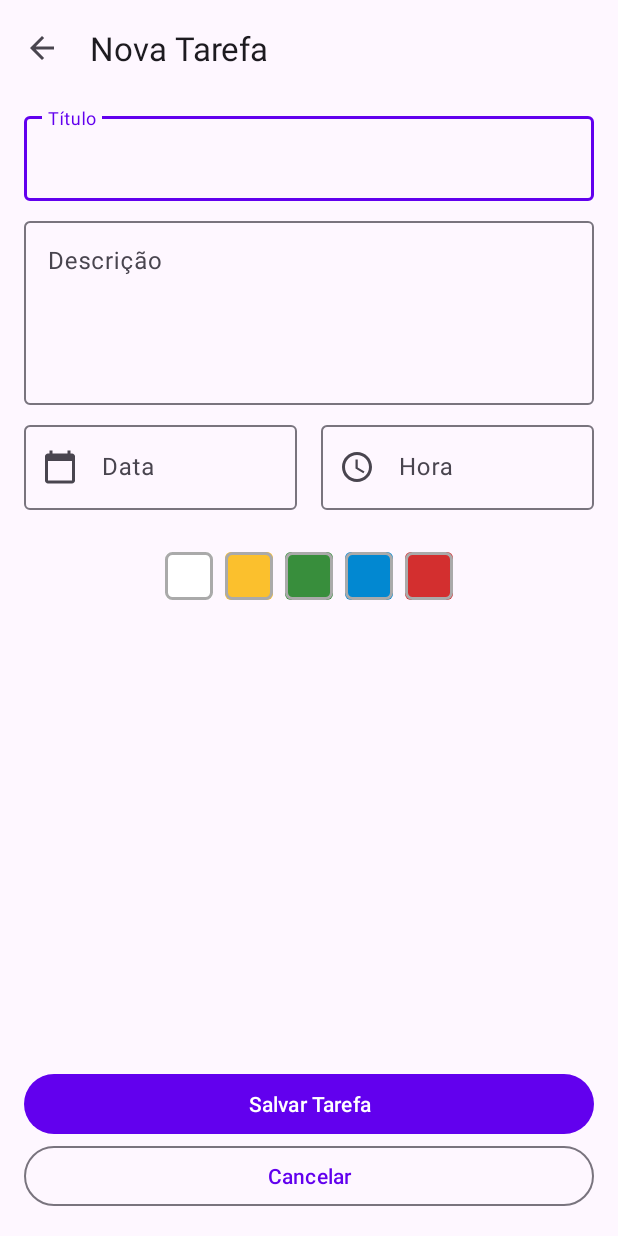
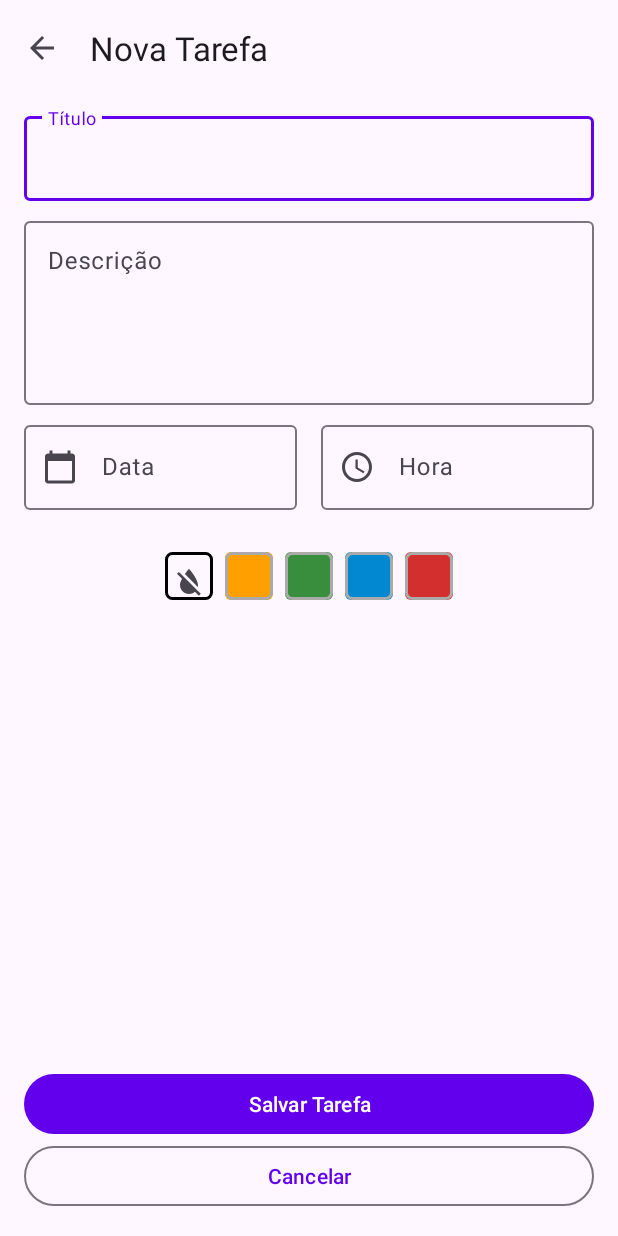
Before and after one commit to alisonViana/app-todo-list-bootcamp, an Android app: the DetailActivity screen opened directly, with no data from a screen before it, on a phone screen of 412 x 824 dp. Run offline under Robolectric (Android 15) with nearby library versions, the phone set to English and light mode, and no system bars.

Commit message:
implement background color picker

```diff
--- a/app/src/main/java/br/com/dio/todolist/ui/DetailActivity.kt
+++ b/app/src/main/java/br/com/dio/todolist/ui/DetailActivity.kt
@@ -1,7 +1,10 @@
 package br.com.dio.todolist.ui
 
+import android.graphics.Color
 import androidx.appcompat.app.AppCompatActivity
 import android.os.Bundle
+import androidx.appcompat.app.AlertDialog
+import br.com.dio.todolist.R
 import br.com.dio.todolist.databinding.ActivityDetailBinding
 
 class DetailActivity : AppCompatActivity() {
@@ -12,6 +15,57 @@ class DetailActivity : AppCompatActivity() {
         super.onCreate(savedInstanceState)
         setContentView(binding.root)
 
+        setListeners()
+    }
 
+    private fun setListeners() {
+        binding.toolbar.setNavigationOnClickListener { finishActivity() }
+
+        binding.tilDate.setOnClickListener {  }
+        binding.tilHour.setOnClickListener {  }
+
+        binding.btnTransparent.setOnClickListener { selectBackgroundColor(R.color.transparent) }
+        binding.btnYellow.setOnClickListener { selectBackgroundColor(R.color.yellow) }
+        binding.btnGreen.setOnClickListener { selectBackgroundColor(R.color.green) }
+        binding.btnBlue.setOnClickListener { selectBackgroundColor(R.color.blue) }
+        binding.btnRed.setOnClickListener { selectBackgroundColor(R.color.red) }
+
+        binding.btnSave.setOnClickListener {  }
+        binding.btnCancel.setOnClickListener { finishActivity() }
     }
+
+    private fun finishActivity() {
+        AlertDialog.Builder(this).apply {
+            setPositiveButton(getString(R.string.dialog_positive)){_, _ ->
+                finish()
+            }
+            setNegativeButton(getString(R.string.dialog_negative), null)
+            setTitle(getString(R.string.dialog_title))
+            setMessage(getString(R.string.dialog_message))
+        }.show()
+    }
+
+    private fun selectBackgroundColor(color: Int) {
+        uncheckAll()
+        when (color) {
+            R.color.transparent -> binding.btnTransparent.isChecked = true
+            R.color.yellow -> binding.btnYellow.isChecked = true
+            R.color.green -> binding.btnGreen.isChecked = true
+            R.color.blue -> binding.btnBlue.isChecked = true
+            R.color.red -> binding.btnRed.isChecked = true
+        }
+        binding.tilTitle.boxBackgroundColor = getColor(color)
+        binding.tilDescription.boxBackgroundColor = getColor(color)
+        binding.tilDate.boxBackgroundColor = getColor(color)
+        binding.tilHour.boxBackgroundColor = getColor(color)
+    }
+
+    private fun uncheckAll() {
+        binding.btnTransparent.isChecked = false
+        binding.btnYellow.isChecked = false
+        binding.btnGreen.isChecked = false
+        binding.btnBlue.isChecked = false
+        binding.btnRed.isChecked = false
+    }
+
 }
--- /dev/null
+++ b/app/src/main/res/drawable/ic_no_color.xml
@@ -0,0 +1,10 @@
+<vector xmlns:android="http://schemas.android.com/apk/res/android"
+    android:width="24dp"
+    android:height="24dp"
+    android:viewportWidth="24"
+    android:viewportHeight="24"
+    android:tint="?attr/colorControlNormal">
+  <path
+      android:fillColor="@android:color/white"
+      android:pathData="M18,14c0,-4 -6,-10.8 -6,-10.8s-1.33,1.51 -2.73,3.52l8.59,8.59c0.09,-0.42 0.14,-0.86 0.14,-1.31zM17.12,17.12L12.5,12.5 5.27,5.27 4,6.55l3.32,3.32C6.55,11.32 6,12.79 6,14c0,3.31 2.69,6 6,6 1.52,0 2.9,-0.57 3.96,-1.5l2.63,2.63 1.27,-1.27 -2.74,-2.74z"/>
+</vector>
--- a/app/src/main/res/layout/activity_detail.xml
+++ b/app/src/main/res/layout/activity_detail.xml
@@ -122,10 +122,11 @@
         >
 
         <ToggleButton
-            android:id="@+id/btn_white"
+            android:id="@+id/btn_transparent"
             style="@style/tb_background_color"
-            android:backgroundTint="@color/white"
-            android:checked="false" />
+            android:backgroundTint="@color/transparent"
+            android:checked="true"
+            android:drawableBottom="@drawable/ic_no_color" />
 
         <ToggleButton
             android:id="@+id/btn_yellow"
--- a/app/src/main/res/values/colors.xml
+++ b/app/src/main/res/values/colors.xml
@@ -9,8 +9,9 @@
     <color name="white">#FFFFFFFF</color>
     <color name="gray">#AAAAAA</color>
 
-    <color name="yellow">#FBC02D</color>
+    <color name="yellow">#FFA000</color>
     <color name="green">#388E3C</color>
     <color name="blue">#0288D1</color>
     <color name="red">#D32F2F</color>
+    <color name="transparent">@android:color/transparent</color>
 </resources>
--- a/app/src/main/res/values/strings.xml
+++ b/app/src/main/res/values/strings.xml
@@ -9,4 +9,8 @@
     <string name="label_date">Data</string>
     <string name="label_hour">Hora</string>
     <string name="label_cancel">Cancelar</string>
+    <string name="dialog_title">Descartar alterações?</string>
+    <string name="dialog_message">Deseja voltar e descartar as alterações realizadas?</string>
+    <string name="dialog_positive">Sim</string>
+    <string name="dialog_negative">Não</string>
 </resources>
```
Also changed, not shown: app/src/main/java/br/com/dio/todolist/util/Extensions.kt (added, +9 -0 lines).
